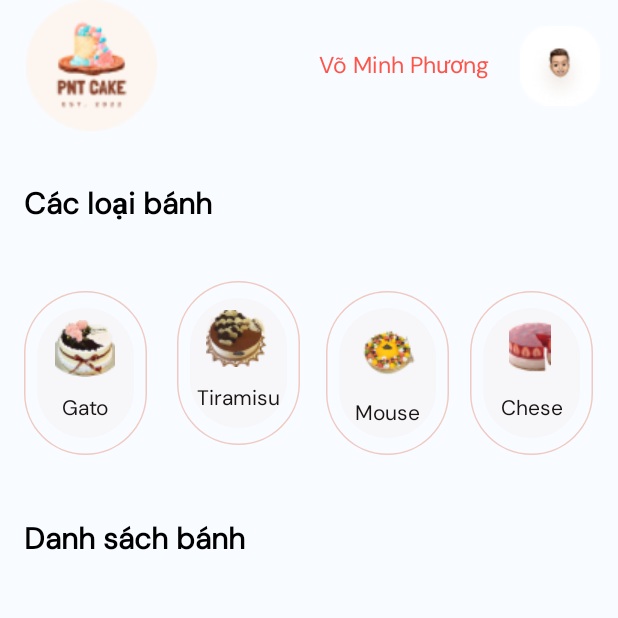
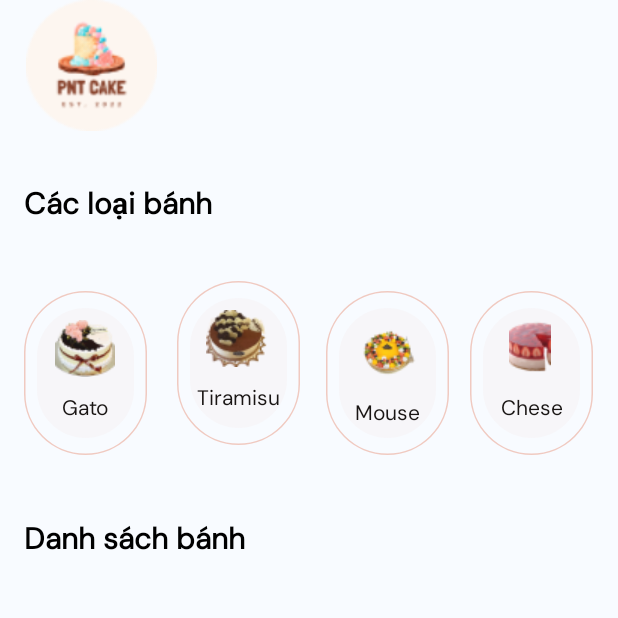
Before and after one commit to VoMinhPhuong/project-android-2022, an Android app: the screen it shows after launch (Home), on a phone screen of 412 x 824 dp, the top half of it. Run offline under Robolectric (Android 15) with nearby library versions, the phone set to English and light mode, and no system bars; our stand-ins replace Firebase (no records; nobody signed in at launch, a user with empty details on screens opened directly).

Commit message:
chinh sua 14/5 lan 2

```diff
--- a/app/src/main/res/layout/activity_home.xml
+++ b/app/src/main/res/layout/activity_home.xml
@@ -30,42 +30,6 @@
             app:layout_constraintTop_toTopOf="parent"
             app:layout_constraintVertical_bias="0.0" />
 
-        <TextView
-            android:id="@+id/txtName"
-            android:layout_width="wrap_content"
-            android:layout_height="match_parent"
-            android:fontFamily="@font/dm_sans"
-            android:text="Võ Minh Phương"
-            android:textColor="#FE554A"
-            android:textSize="15dp"
-            app:layout_constraintBottom_toBottomOf="parent"
-            app:layout_constraintEnd_toEndOf="parent"
-            app:layout_constraintHorizontal_bias="0.554"
-            app:layout_constraintStart_toEndOf="@+id/imageView"
-            app:layout_constraintTop_toTopOf="parent" />
-
-        <ImageView
-            android:id="@+id/imageView2"
-            android:layout_width="53dp"
-            android:layout_height="59dp"
-            android:src="@drawable/rectangle_13"
-            app:layout_constraintBottom_toBottomOf="parent"
-            app:layout_constraintEnd_toEndOf="parent"
-            app:layout_constraintHorizontal_bias="0.628"
-            app:layout_constraintStart_toEndOf="@+id/txtName"
-            app:layout_constraintTop_toTopOf="parent"
-            app:layout_constraintVertical_bias="0.489" />
-
-        <ImageView
-            android:layout_width="53dp"
-            android:layout_height="49dp"
-            android:src="@drawable/image_2"
-            app:layout_constraintBottom_toBottomOf="@+id/imageView2"
-            app:layout_constraintEnd_toEndOf="@+id/imageView2"
-            app:layout_constraintHorizontal_bias="0.0"
-            app:layout_constraintStart_toStartOf="@+id/imageView2"
-            app:layout_constraintTop_toTopOf="@+id/imageView2"
-            app:layout_constraintVertical_bias="1.0" />
     </androidx.constraintlayout.widget.ConstraintLayout>
 
     <TextView
```
Also changed, not shown: app/src/main/res/layout/activity_detail_cake.xml (+0 -24 lines), app/src/main/res/layout/activity_login.xml (+0 -15 lines), app/src/main/res/layout/activity_register.xml (+8 -47 lines).
